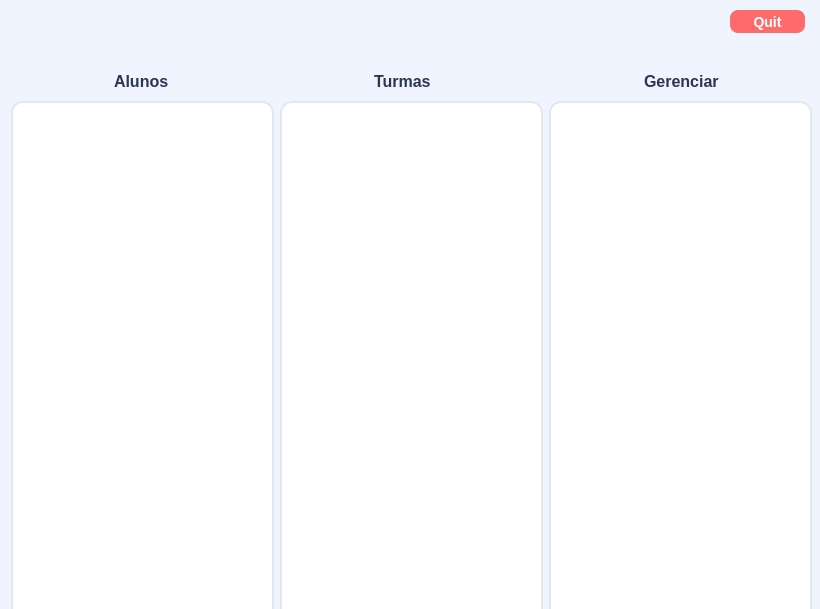
Above: App/view/ui/home.ui from Caiquef80/Gerenciamento-Escolar before the change. Below: the same form after it.
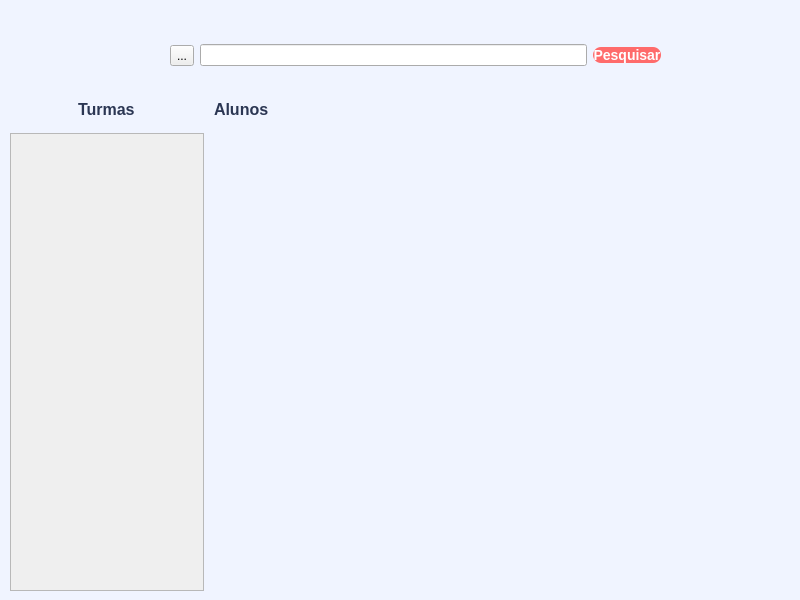
That is the form after the change. Icons and pictures are not drawn.

Commit message: Home redesign (#72)

```diff
--- a/App/view/ui/home.ui
+++ b/App/view/ui/home.ui
@@ -10,10 +10,16 @@
     <height>609</height>
    </rect>
   </property>
+  <property name="minimumSize">
+   <size>
+    <width>800</width>
+    <height>600</height>
+   </size>
+  </property>
   <property name="maximumSize">
    <size>
-    <width>820</width>
-    <height>610</height>
+    <width>800</width>
+    <height>600</height>
    </size>
   </property>
   <property name="windowTitle">
@@ -104,75 +110,89 @@
    <widget class="QWidget" name="horizontalLayoutWidget">
     <property name="geometry">
      <rect>
-      <x>11</x>
-      <y>101</y>
-      <width>801</width>
-      <height>522</height>
+      <x>10</x>
+      <y>100</y>
+      <width>781</width>
+      <height>491</height>
      </rect>
     </property>
-    <layout class="QHBoxLayout" name="horizontalLayout">
+    <layout class="QHBoxLayout" name="horizontalLayout_2" stretch="1,3">
      <item>
-      <widget class="QListView" name="listTurmas"/>
+      <layout class="QVBoxLayout" name="verticalLayout" stretch="0,0">
+       <item alignment="Qt::AlignHCenter">
+        <widget class="QLabel" name="labelTurmas_2">
+         <property name="text">
+          <string>Turmas</string>
+         </property>
+        </widget>
+       </item>
+       <item>
+        <widget class="QScrollArea" name="scrollAreaTurma">
+         <property name="widgetResizable">
+          <bool>true</bool>
+         </property>
+         <widget class="QWidget" name="scrollAreaWidgetContents_2">
+          <property name="geometry">
+           <rect>
+            <x>0</x>
+            <y>0</y>
+            <width>189</width>
+            <height>466</height>
+           </rect>
+          </property>
+          <layout class="QVBoxLayout" name="verticalLayout_6"/>
+         </widget>
+        </widget>
+       </item>
+      </layout>
      </item>
      <item>
-      <widget class="QListView" name="listAlunos"/>
+      <layout class="QVBoxLayout" name="verticalLayout_5" stretch="0,1">
+       <item>
+        <widget class="QLabel" name="labelAluno">
+         <property name="text">
+          <string>Alunos</string>
+         </property>
+        </widget>
+       </item>
+       <item>
+        <widget class="QStackedWidget" name="stackAluno">
+         <widget class="QWidget" name="page_9"/>
+         <widget class="QWidget" name="page_10"/>
+        </widget>
+       </item>
+      </layout>
      </item>
-     <item>
-      <widget class="QListView" name="listGerencia"/>
-     </item>
     </layout>
    </widget>
-   <widget class="QLabel" name="label">
+   <widget class="QWidget" name="layoutWidget_2">
     <property name="geometry">
      <rect>
-      <x>110</x>
-      <y>70</y>
-      <width>61</width>
-      <height>31</height>
+      <x>170</x>
+      <y>30</y>
+      <width>491</width>
+      <height>51</height>
      </rect>
     </property>
-    <property name="text">
-     <string>Alunos</string>
-    </property>
-   </widget>
-   <widget class="QPushButton" name="pushButton">
-    <property name="geometry">
-     <rect>
-      <x>730</x>
-      <y>10</y>
-      <width>75</width>
-      <height>23</height>
-     </rect>
-    </property>
-    <property name="text">
-     <string>Quit</string>
-    </property>
-   </widget>
-   <widget class="QLabel" name="label_2">
-    <property name="geometry">
-     <rect>
-      <x>370</x>
-      <y>70</y>
-      <width>61</width>
-      <height>31</height>
-     </rect>
-    </property>
-    <property name="text">
-     <string>Turmas</string>
-    </property>
-   </widget>
-   <widget class="QLabel" name="label_3">
-    <property name="geometry">
-     <rect>
-      <x>640</x>
-      <y>70</y>
-      <width>81</width>
-      <height>31</height>
-     </rect>
-    </property>
-    <property name="text">
-     <string>Gerenciar</string>
-    </property>
+    <layout class="QHBoxLayout" name="horizontalLayout_4" stretch="0,0,0">
+     <item>
+      <widget class="QToolButton" name="btnOptions">
+       <property name="text">
+        <string>...</string>
+       </property>
+      </widget>
+     </item>
+     <item>
+      <widget class="QLineEdit" name="barPesquisa"/>
+     </item>
+     <item>
+      <widget class="QPushButton" name="btnPesquisa">
+       <property name="text">
+        <string>Pesquisar</string>
+       </property>
+      </widget>
+     </item>
+    </layout>
    </widget>
   </widget>
  </widget>
```
Left out of the diff: 2 changed lines with no effect on the pictures. The commit also changes 2 other files.
